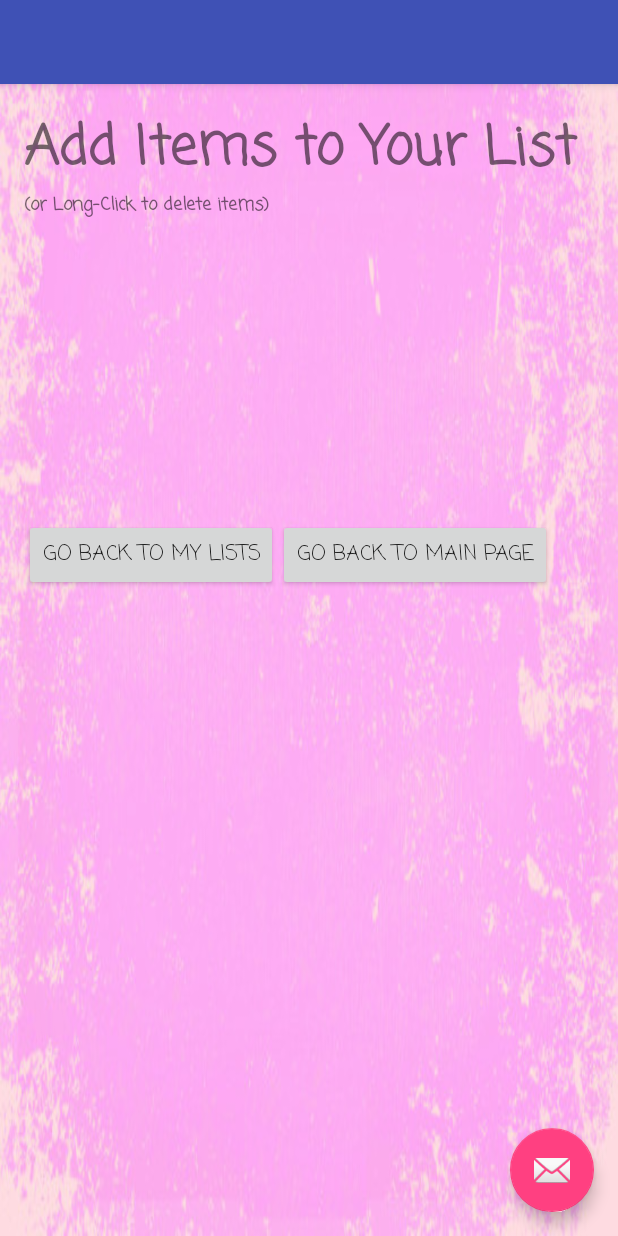
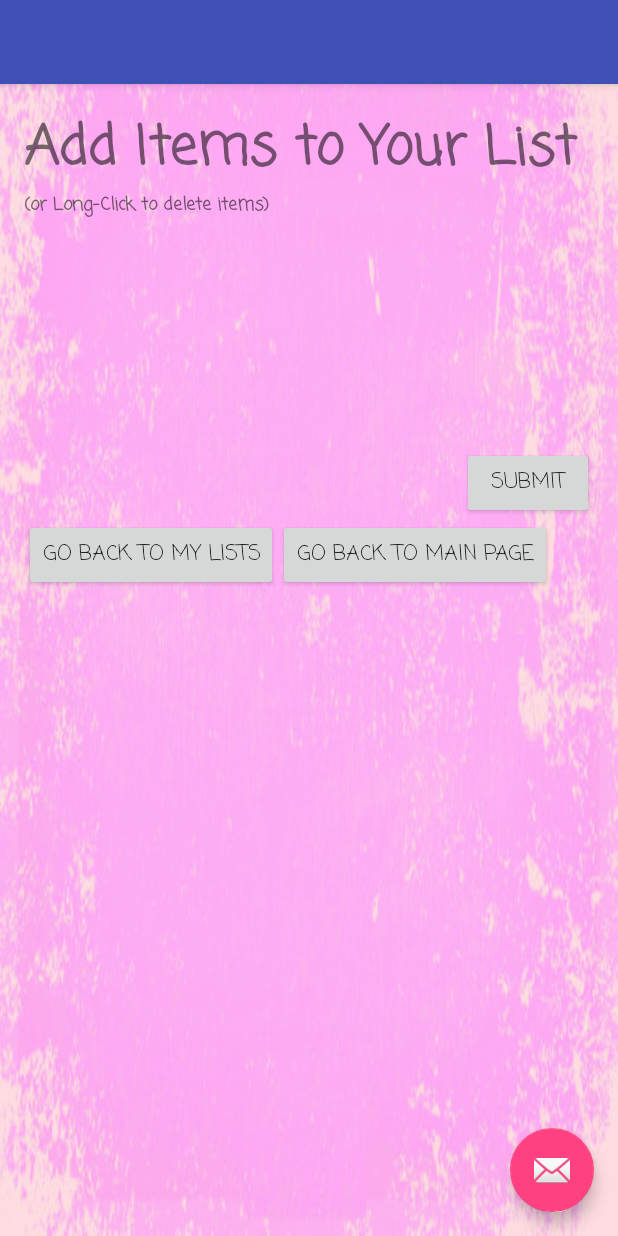
Before and after one commit to abk-chicago/ToDoList, an Android app: the AddListItemActivity screen opened directly, with no data from a screen before it, on a phone screen of 412 x 824 dp. Run offline under Robolectric (Android 15) with nearby library versions, the phone set to English and light mode, and no system bars.

Commit message:
incomplete app
functionality still not finished. had a family emergency as well while
working on it tonight

```diff
--- a/app/src/main/java/com/andreakim/todolist/AddListItemActivity.java
+++ b/app/src/main/java/com/andreakim/todolist/AddListItemActivity.java
@@ -10,6 +10,7 @@ import android.view.View;
 import android.widget.AdapterView;
 import android.widget.ArrayAdapter;
 import android.widget.Button;
+import android.widget.EditText;
 import android.widget.ListView;
 import android.widget.Toast;
 
@@ -21,8 +22,8 @@ public class AddListItemActivity extends AppCompatActivity {
     private Intent mIntentToMain;
     private Intent mIntentToIndividualList;
     private Intent mIntentToLists;
-    private ArrayList<String> mAddItem = new ArrayList<>();
-    private ArrayAdapter<String> mAddItemAdapter;
+    private ArrayList<ListItem> mAddItem = new ArrayList<>();
+    private ArrayAdapter<ListItem> mAddItemAdapter;
     private String mItem;
     private ListView mListItemView;
     private AdapterView.OnClickListener mListener;
@@ -34,7 +35,6 @@ public class AddListItemActivity extends AppCompatActivity {
         setContentView(R.layout.activity_add_list_item);
 
         Button btnNxt = (Button) findViewById(R.id.btn_add_list);
-        Button btnNxt2 = (Button) findViewById(R.id.btn_delete_list);
 
         mIntentToMain = new Intent(AddListItemActivity.this, MainActivity.class);
         mIntentToIndividualList = new Intent(AddListItemActivity.this, IndividualListActivity.class);
@@ -44,23 +44,9 @@ public class AddListItemActivity extends AppCompatActivity {
         View.OnClickListener listener = new View.OnClickListener() {
             @Override
             public void onClick(View v) {
-                Log.i("LISTS", "Click btn_add_item");
-                // mAddItem.add();
+                Log.i("MAIN", "Click btn_take_to_list");
             }
-
         };
-
-        View.OnClickListener listen = new View.OnClickListener() {
-            @Override
-            public void onClick(View v) {
-                Log.i("LISTS", "Click btn_delete_item");
-                //  mAddItem.clear();
-            }
-
-        };
-
-        btnNxt.setOnClickListener(listener);
-        btnNxt2.setOnClickListener(listen);
 
 
         FloatingActionButton fab = (FloatingActionButton) findViewById(R.id.fab);
@@ -70,5 +56,38 @@ public class AddListItemActivity extends AppCompatActivity {
                 Toast.makeText(getApplicationContext(), mFunnyMessage, Toast.LENGTH_LONG).show();
             }
         });
+
+
+        View.OnClickListener listener2 = new View.OnClickListener() {
+            @Override
+            public void onClick(View v) {
+                Log.i("LISTS", "Click btn_add_item");
+            }
+        };
+
+//    private void addListItem(String name, String desc) {
+//        if (mAddItem != null) {
+//            ListItem stuff = new ListItem(name, desc);
+//            mAddItem.add(stuff);
+//        } else {
+//            ArrayList mAddItem = new ArrayList();
+//            ListItem stuff = new ListItem(name, desc);
+//            mAddItem.add(stuff);
+//        };
+//    };
+//    private void removeListItem(String name, String desc) {
+//        if (mAddItem != null) {
+//            mAddItem.remove(id);
+//        }
+//    };
+
+        View.OnLongClickListener listen = new View.OnLongClickListener() {
+            @Override
+            public boolean onLongClick(View v) {
+                Log.i("LISTS", "Click delete");
+                mAddItem.clear();
+                return true;
+            }
+        };
     }
 }
--- a/app/src/main/res/layout/content_add_list_item.xml
+++ b/app/src/main/res/layout/content_add_list_item.xml
@@ -42,6 +42,16 @@
     android:fontFamily="casual">
 </ListView>
 
+<Button
+    android:layout_width="wrap_content"
+    android:layout_height="wrap_content"
+    android:id="@+id/submit2"
+    android:fontFamily="casual"
+    android:text="submit"
+    android:onClick="listener2"
+    android:layout_alignBottom="@id/list_view_add_item"
+    android:layout_alignRight="@id/list_view_add_item"
+    />
 
     <Button
         android:id="@+id/btn_bk_to_lists"
```
Also changed, not shown: app/src/main/java/Item.java (deleted, +0 -35 lines), app/src/main/java/com/andreakim/todolist/IndividualListActivity.java (+4 -4 lines), app/src/main/java/com/andreakim/todolist/ListItem.java (added, +35 -0 lines), app/src/main/java/com/andreakim/todolist/ListofListsActivity.java (+32 -37 lines), app/src/main/java/com/andreakim/todolist/MainActivity.java (+10 -0 lines), 53 other files.
